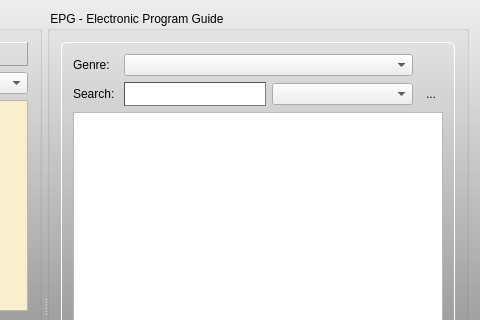
The window that branches/kartina.tv/forms/recorder.ui (code-google-com/vlc-record) describes before a commit, drawn with Qt 5; both pictures show x 280 to 760 and y 0 to 320 of the 760 by 656 pixel window.
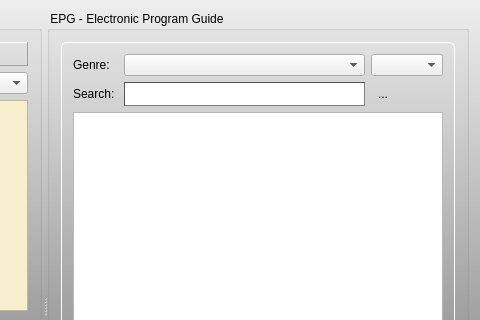
The same window after the commit. The open tabs and pages were chosen to show the change. Icons and pictures are not drawn. Custom widgets are drawn as their Qt base class.

```diff
--- a/branches/kartina.tv/forms/recorder.ui
+++ b/branches/kartina.tv/forms/recorder.ui
@@ -629,7 +629,7 @@
                </property>
               </widget>
              </item>
-             <item row="1" column="1">
+             <item row="1" column="1" colspan="2">
               <widget class="QLineEdit" name="lineVodSearch">
                <property name="minimumSize">
                 <size>
@@ -650,9 +650,6 @@
                </property>
               </widget>
              </item>
-             <item row="1" column="2">
-              <widget class="QComboBox" name="cbxSearchArea"/>
-             </item>
              <item row="1" column="3">
               <widget class="QToolButton" name="btnVodSearch">
                <property name="text">
@@ -673,6 +670,9 @@
                </property>
               </widget>
              </item>
+             <item row="0" column="3">
+              <widget class="QComboBox" name="cbxLastOrBest"/>
+             </item>
             </layout>
            </item>
            <item>
```
